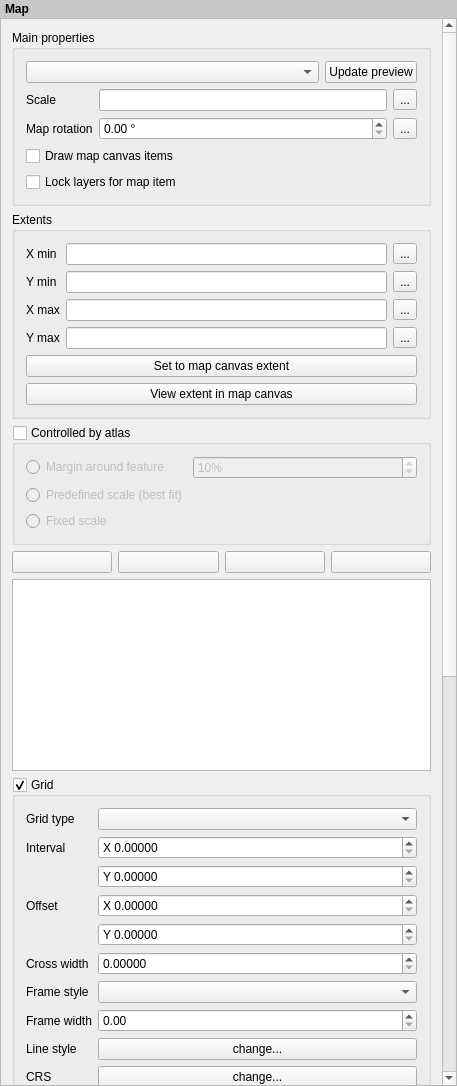
qgis/QGIS, file src/ui/qgscomposermapwidgetbase.ui: the form before one commit.
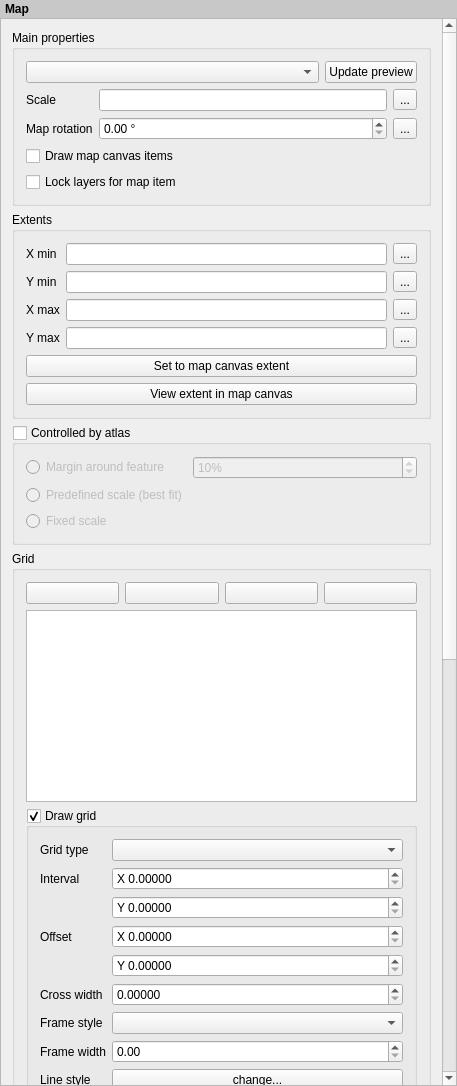
The form after the commit. Icons and pictures are not drawn. Custom widgets are drawn as their Qt base class.

Commit message: Adapt user interface for multiple grids

What changed in the file:
```diff
--- a/src/ui/qgscomposermapwidgetbase.ui
+++ b/src/ui/qgscomposermapwidgetbase.ui
@@ -54,9 +54,9 @@
       <property name="geometry">
        <rect>
         <x>0</x>
-        <y>-306</y>
+        <y>-85</y>
         <width>436</width>
-        <height>1612</height>
+        <height>1648</height>
        </rect>
       </property>
       <property name="sizePolicy">
@@ -389,6 +389,15 @@
         </widget>
        </item>
        <item>
+        <widget class="QgsCollapsibleGroupBoxBasic" name="mGridGroupBox">
+         <property name="title">
+          <string>Grid</string>
+         </property>
+         <property name="collapsed" stdset="0">
+          <bool>true</bool>
+         </property>
+         <layout class="QGridLayout" name="gridLayout_3">
+          <item row="0" column="0">
         <layout class="QHBoxLayout" name="horizontalLayout_8">
          <item>
           <widget class="QPushButton" name="mAddGridPushButton">
@@ -436,20 +445,10 @@
          </item>
         </layout>
        </item>
-       <item>
-        <widget class="QListWidget" name="mGridListWidget">
-         <property name="sizePolicy">
-          <sizepolicy hsizetype="Expanding" vsizetype="Expanding">
-           <horstretch>0</horstretch>
-           <verstretch>0</verstretch>
-          </sizepolicy>
-         </property>
-        </widget>
-       </item>
-       <item>
+          <item row="2" column="0">
         <widget class="QGroupBox" name="mGridCheckBox">
          <property name="title">
-          <string>Grid</string>
+             <string>Draw grid</string>
          </property>
          <property name="checkable">
           <bool>true</bool>
@@ -856,6 +855,19 @@
               </widget>
              </item>
             </layout>
+              </widget>
+             </item>
+            </layout>
+           </widget>
+          </item>
+          <item row="1" column="0">
+           <widget class="QListWidget" name="mGridListWidget">
+            <property name="sizePolicy">
+             <sizepolicy hsizetype="Expanding" vsizetype="Expanding">
+              <horstretch>0</horstretch>
+              <verstretch>0</verstretch>
+             </sizepolicy>
+            </property>
            </widget>
           </item>
          </layout>
```
Lines whose indentation alone changed are shown as unchanged. The commit also changes 2 other files.
